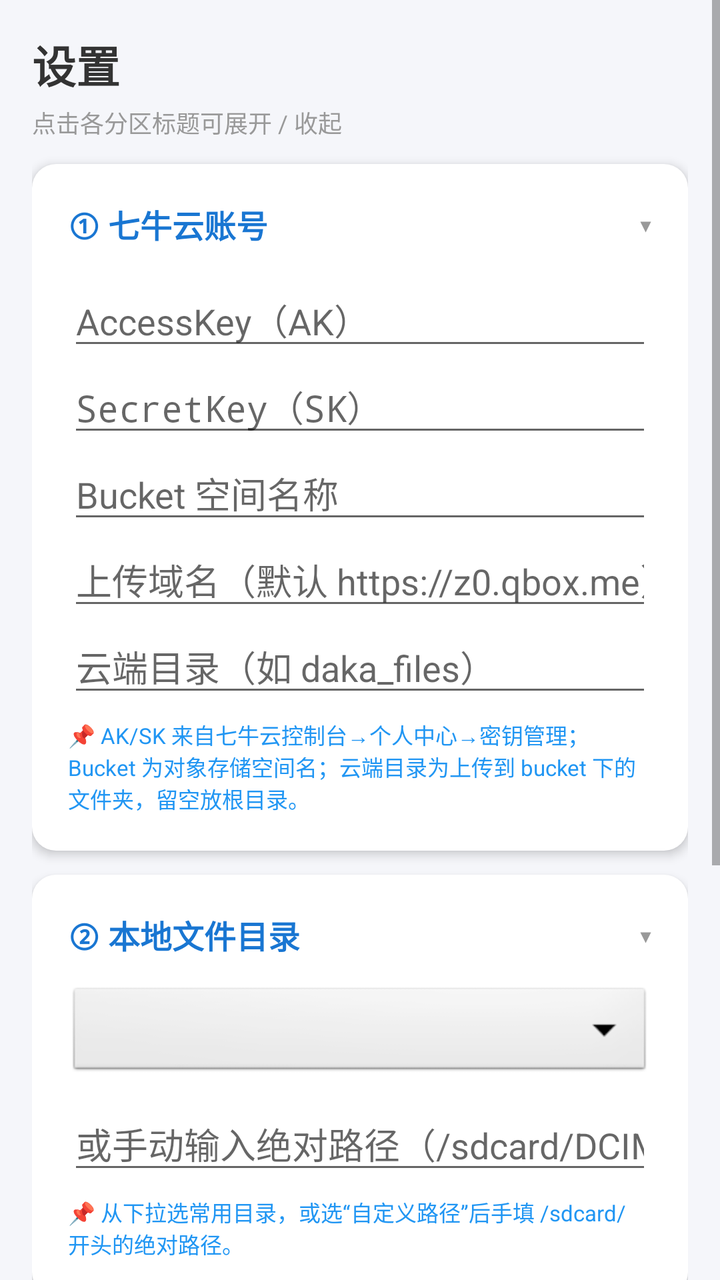
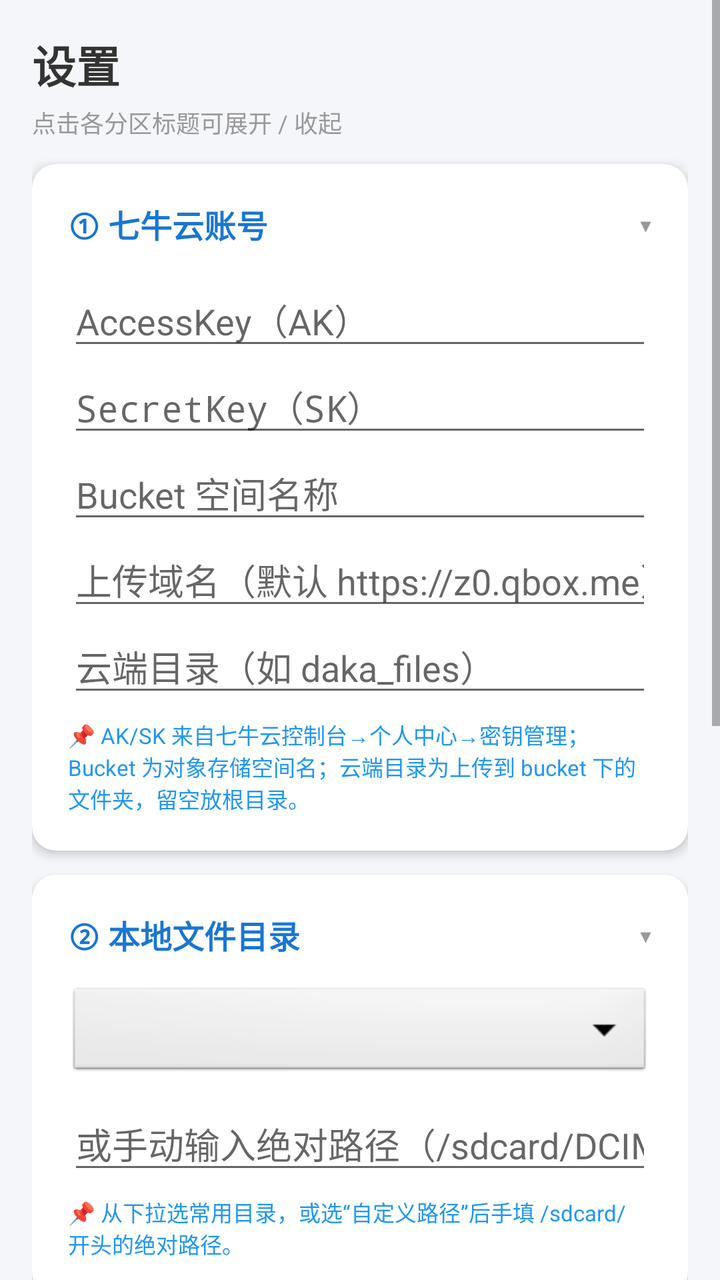

Screens rendered from an Android XML layout before and after an edit, with the pre-edit source and the edit as a unified diff.
<!-- AndroidManifest.xml: application theme Theme.AppCompat.Light.DarkActionBar -->
<!-- res/layout/fragment_settings.xml -->
<?xml version="1.0" encoding="utf-8"?>
<ScrollView xmlns:android="http://schemas.android.com/apk/res/android"
    android:layout_width="match_parent"
    android:layout_height="match_parent"
    android:background="#F5F6FA"
    android:fillViewport="true">

    <LinearLayout
        android:layout_width="match_parent"
        android:layout_height="wrap_content"
        android:orientation="vertical"
        android:padding="16dp">

        <TextView
            android:layout_width="match_parent"
            android:layout_height="wrap_content"
            android:text="设置"
            android:textSize="22sp"
            android:textStyle="bold"
            android:textColor="#333333"
            android:layout_marginBottom="4dp"/>

        <TextView
            android:layout_width="match_parent"
            android:layout_height="wrap_content"
            android:text="点击各分区标题可展开 / 收起"
            android:textSize="12sp"
            android:textColor="#999999"
            android:layout_marginBottom="12dp"/>

        
        <LinearLayout
            android:layout_width="match_parent"
            android:layout_height="wrap_content"
            android:orientation="vertical"
            android:background="@drawable/bg_card_round"
            android:padding="18dp"
            android:elevation="3dp">

            <LinearLayout
                android:id="@+id/header_qiniu"
                android:layout_width="match_parent"
                android:layout_height="wrap_content"
                android:orientation="horizontal"
                android:gravity="center_vertical">

                <TextView
                    android:layout_width="0dp"
                    android:layout_height="wrap_content"
                    android:layout_weight="1"
                    android:text="① 七牛云账号"
                    android:textStyle="bold"
                    android:textSize="16sp"
                    android:textColor="#1976D2"/>

                <TextView
                    android:id="@+id/arrow_qiniu"
                    android:layout_width="wrap_content"
                    android:layout_height="wrap_content"
                    android:text="▾"
                    android:textSize="18sp"
                    android:textColor="#999999"/>
            </LinearLayout>

            <LinearLayout
                android:id="@+id/body_qiniu"
                android:layout_width="match_parent"
                android:layout_height="wrap_content"
                android:orientation="vertical"
                android:layout_marginTop="12dp">

                <EditText
                    android:id="@+id/et_access_key"
                    android:layout_width="match_parent"
                    android:layout_height="wrap_content"
                    android:hint="AccessKey（AK）"
                    android:inputType="text"/>

                <EditText
                    android:id="@+id/et_secret_key"
                    android:layout_width="match_parent"
                    android:layout_height="wrap_content"
                    android:hint="SecretKey（SK）"
                    android:inputType="textPassword"/>

                <EditText
                    android:id="@+id/et_bucket"
                    android:layout_width="match_parent"
                    android:layout_height="wrap_content"
                    android:hint="Bucket 空间名称"
                    android:inputType="text"/>

                <EditText
                    android:id="@+id/et_domain"
                    android:layout_width="match_parent"
                    android:layout_height="wrap_content"
                    android:hint="上传域名（默认 https://z0.qbox.me）"
                    android:inputType="textUri"/>

                <EditText
                    android:id="@+id/et_qiniu_dir"
                    android:layout_width="match_parent"
                    android:layout_height="wrap_content"
                    android:hint="云端目录（如 daka_files）"
                    android:inputType="text"/>

                <TextView
                    android:layout_width="match_parent"
                    android:layout_height="wrap_content"
                    android:text="📌 AK/SK 来自七牛云控制台→个人中心→密钥管理；Bucket 为对象存储空间名；云端目录为上传到 bucket 下的文件夹，留空放根目录。"
                    android:textSize="11sp"
                    android:textColor="#2196F3"
                    android:layout_marginTop="6dp"/>
            </LinearLayout>
        </LinearLayout>

        
        <LinearLayout
            android:layout_width="match_parent"
            android:layout_height="wrap_content"
            android:orientation="vertical"
            android:background="@drawable/bg_card_round"
            android:padding="18dp"
            android:layout_marginTop="12dp"
            android:elevation="3dp">

            <LinearLayout
                android:id="@+id/header_local"
                android:layout_width="match_parent"
                android:layout_height="wrap_content"
                android:orientation="horizontal"
                android:gravity="center_vertical">

                <TextView
                    android:layout_width="0dp"
                    android:layout_height="wrap_content"
                    android:layout_weight="1"
                    android:text="② 本地文件目录"
                    android:textStyle="bold"
                    android:textSize="16sp"
                    android:textColor="#1976D2"/>

                <TextView
                    android:id="@+id/arrow_local"
                    android:layout_width="wrap_content"
                    android:layout_height="wrap_content"
                    android:text="▾"
                    android:textSize="18sp"
                    android:textColor="#999999"/>
            </LinearLayout>

            <LinearLayout
                android:id="@+id/body_local"
                android:layout_width="match_parent"
                android:layout_height="wrap_content"
                android:orientation="vertical"
                android:layout_marginTop="12dp">

                <Spinner
                    android:id="@+id/spinner_local_dir"
                    android:layout_width="match_parent"
                    android:layout_height="wrap_content"
                    android:background="@android:drawable/btn_dropdown"
                    android:padding="8dp"/>

                <EditText
                    android:id="@+id/et_local_dir"
                    android:layout_width="match_parent"
                    android:layout_height="wrap_content"
                    android:hint="或手动输入绝对路径（/sdcard/DCIM/Camera）"
                    android:inputType="text"
                    android:layout_marginTop="8dp"/>

                <TextView
                    android:layout_width="match_parent"
                    android:layout_height="wrap_content"
                    android:text="📌 从下拉选常用目录，或选“自定义路径”后手填 /sdcard/ 开头的绝对路径。"
                    android:textSize="11sp"
                    android:textColor="#2196F3"
                    android:layout_marginTop="6dp"/>
            </LinearLayout>
        </LinearLayout>

        
        <LinearLayout
            android:layout_width="match_parent"
            android:layout_height="wrap_content"
            android:orientation="vertical"
            android:background="@drawable/bg_card_round"
            android:padding="18dp"
            android:layout_marginTop="12dp"
            android:elevation="3dp">

            <LinearLayout
                android:id="@+id/header_times"
                android:layout_width="match_parent"
                android:layout_height="wrap_content"
                android:orientation="horizontal"
                android:gravity="center_vertical">

                <TextView
                    android:layout_width="0dp"
                    android:layout_height="wrap_content"
                    android:layout_weight="1"
                    android:text="③ 每天定时上传时间"
                    android:textStyle="bold"
                    android:textSize="16sp"
                    android:textColor="#1976D2"/>

                <TextView
                    android:id="@+id/arrow_times"
                    android:layout_width="wrap_content"
                    android:layout_height="wrap_content"
                    android:text="▾"
                    android:textSize="18sp"
                    android:textColor="#999999"/>
            </LinearLayout>

            <LinearLayout
                android:id="@+id/body_times"
                android:layout_width="match_parent"
                android:layout_height="wrap_content"
                android:orientation="vertical"
                android:layout_marginTop="12dp">

                <LinearLayout
                    android:id="@+id/times_container"
                    android:layout_width="match_parent"
                    android:layout_height="wrap_content"
                    android:orientation="vertical"/>

                <Button
                    android:id="@+id/btn_add_time"
                    android:layout_width="wrap_content"
                    android:layout_height="wrap_content"
                    android:text="＋ 添加时间点"
                    android:layout_marginTop="8dp"
                    android:backgroundTint="#E8EAF6"
                    android:textColor="#3F51B5"/>

                <TextView
                    android:layout_width="match_parent"
                    android:layout_height="wrap_content"
                    android:text="📌 24 小时制 HH:mm，如 10:00、19:00，可添加多个。"
                    android:textSize="11sp"
                    android:textColor="#2196F3"
                    android:layout_marginTop="6dp"/>
            </LinearLayout>
        </LinearLayout>

        
        <Button
            android:id="@+id/btn_save"
            android:layout_width="match_parent"
            android:layout_height="wrap_content"
            android:text="💾 保存配置并启用定时"
            android:layout_marginTop="16dp"
            android:backgroundTint="#4CAF50"
            android:textColor="@android:color/white"/>

        <Button
            android:id="@+id/btn_battery"
            android:layout_width="match_parent"
            android:layout_height="wrap_content"
            android:text="🔋 加入电池优化白名单"
            android:layout_marginTop="8dp"
            android:backgroundTint="#FF9800"
            android:textColor="@android:color/white"/>

    </LinearLayout>
</ScrollView>
<!-- resources referenced by this layout -->
<resources>
  <!-- drawable bg_card_round (drawable) -->
  <?xml version="1.0" encoding="utf-8"?>
  <shape xmlns:android="http://schemas.android.com/apk/res/android"
      android:shape="rectangle">
      <solid android:color="@android:color/white"/>
      <corners android:radius="12dp"/>
  </shape>
</resources>

<!-- the commit's change to res/layout/fragment_settings.xml (unified diff, before → after) -->
@@ -249,6 +249,62 @@
         </LinearLayout>
 
         
+        <LinearLayout
+            android:layout_width="match_parent"
+            android:layout_height="wrap_content"
+            android:orientation="vertical"
+            android:background="@drawable/bg_card_round"
+            android:padding="18dp"
+            android:layout_marginTop="12dp"
+            android:elevation="3dp">
+
+            <LinearLayout
+                android:layout_width="match_parent"
+                android:layout_height="wrap_content"
+                android:orientation="horizontal"
+                android:gravity="center_vertical">
+
+                <LinearLayout
+                    android:layout_width="0dp"
+                    android:layout_height="wrap_content"
+                    android:layout_weight="1"
+                    android:orientation="vertical">
+
+                    <TextView
+                        android:layout_width="match_parent"
+                        android:layout_height="wrap_content"
+                        android:text="@string/auto_sync_title"
+                        android:textStyle="bold"
+                        android:textSize="16sp"
+                        android:textColor="#1976D2"/>
+
+                    <TextView
+                        android:layout_width="match_parent"
+                        android:layout_height="wrap_content"
+                        android:text="@string/auto_sync_summary"
+                        android:textSize="11sp"
+                        android:textColor="#777777"
+                        android:layout_marginTop="4dp"/>
+                </LinearLayout>
+
+                <androidx.appcompat.widget.SwitchCompat
+                    android:id="@+id/switch_auto_sync"
+                    android:layout_width="wrap_content"
+                    android:layout_height="wrap_content"
+                    android:layout_marginStart="12dp"
+                    android:contentDescription="@string/auto_sync_title"/>
+            </LinearLayout>
+
+            <TextView
+                android:layout_width="match_parent"
+                android:layout_height="wrap_content"
+                android:text="@string/auto_sync_hint"
+                android:textSize="11sp"
+                android:textColor="#2196F3"
+                android:layout_marginTop="10dp"/>
+        </LinearLayout>
+
+        
         <Button
             android:id="@+id/btn_save"
             android:layout_width="match_parent"
<!-- resource entries referenced after the edit -->
@@ -7,5 +7,8 @@
       <solid android:color="@android:color/white"/>
       <corners android:radius="12dp"/>
   </shape>
+  <string name="auto_sync_hint">📌 仅在应用启动后首次进入主界面时触发一次：旋转屏幕、切后台再回来、切换页签都不会重复上传。需先完成七牛云与本地目录配置并授予存储权限，否则本次自动同步会被跳过。开关切换后立即保存，下次打开 App 生效。</string>
+  <string name="auto_sync_summary">默认关闭。开启后，启动 App 进入主界面时自动上传一次新增文件。</string>
+  <string name="auto_sync_title">④ 打开 App 时自动同步</string>
 </resources>
 
